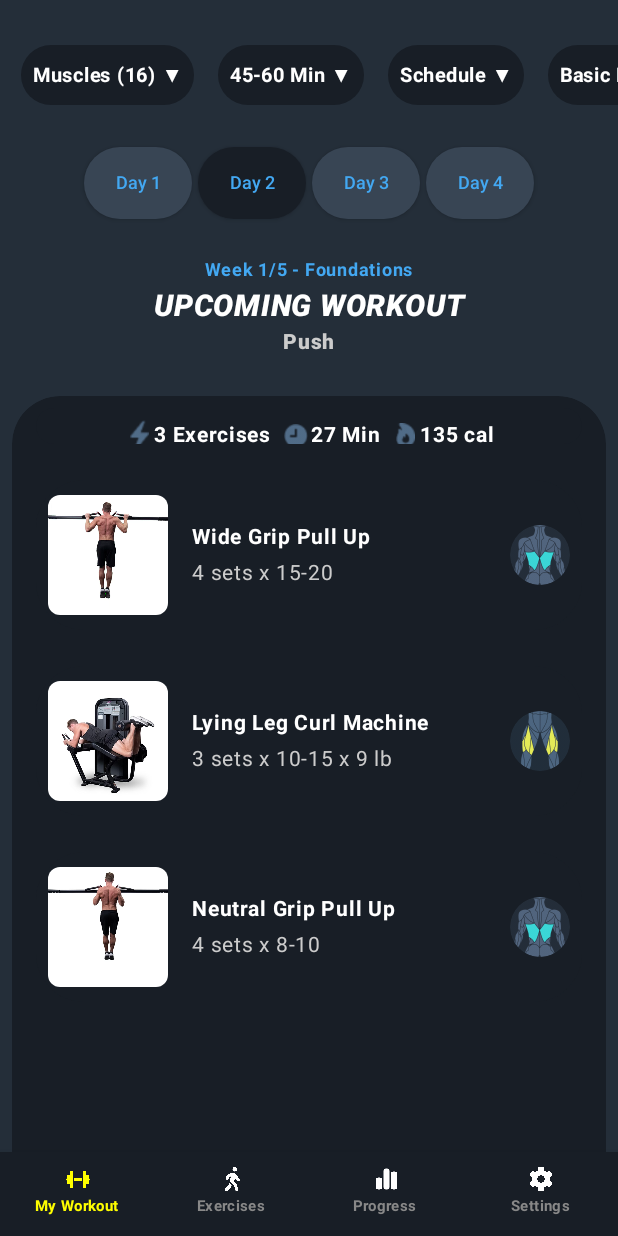
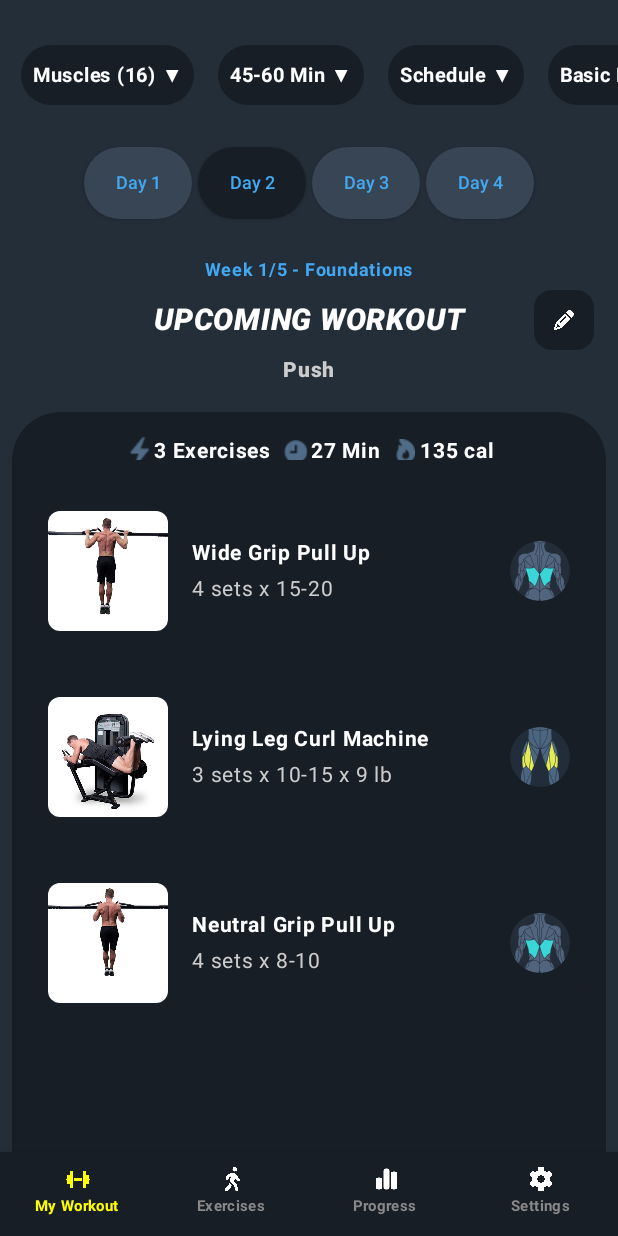
Before and after one commit to itay64/MyWorkoutApp, an Android app built with Jetpack Compose: the screen it shows after launch (MainActivity), after a tap on an icon or button, on a phone screen of 412 x 824 dp. Run offline under Robolectric (Android 15) with nearby library versions, the phone set to English and light mode, and no system bars.

Commit message:
Added the Pencil Icon, swapped the exercises of day 1 and 3 so when you open the app you see the full thing.

```diff
--- a/app/src/main/java/gg/pignet/myworkoutapp/ui/Days.kt
+++ b/app/src/main/java/gg/pignet/myworkoutapp/ui/Days.kt
@@ -87,6 +87,6 @@ fun Days( activity: MainActivity){
 
     Spacer(modifier = Modifier.height(32.dp))
     WeekAndUpComingWorkoutTitle()
-    Spacer(modifier = Modifier.height(24.dp))
+    Spacer(modifier = Modifier.height(16.dp))
     WorkoutContent(currentWorkout, activity)
 }
--- a/app/src/main/java/gg/pignet/myworkoutapp/ui/Title.kt
+++ b/app/src/main/java/gg/pignet/myworkoutapp/ui/Title.kt
@@ -1,25 +1,36 @@
 package gg.pignet.myworkoutapp.ui
 
+import androidx.compose.foundation.background
+import androidx.compose.foundation.layout.Arrangement
 import androidx.compose.foundation.layout.Box
 import androidx.compose.foundation.layout.Column
-import androidx.compose.foundation.layout.Row
 import androidx.compose.foundation.layout.Spacer
 import androidx.compose.foundation.layout.fillMaxWidth
+import androidx.compose.foundation.layout.padding
+import androidx.compose.foundation.layout.size
+import androidx.compose.foundation.layout.width
+import androidx.compose.foundation.shape.RoundedCornerShape
+import androidx.compose.material.Icon
 import androidx.compose.material.Text
 import androidx.compose.runtime.Composable
 import androidx.compose.ui.Alignment
 import androidx.compose.ui.Modifier
 import androidx.compose.ui.graphics.Color
+import androidx.compose.ui.res.painterResource
 import androidx.compose.ui.text.font.FontStyle
 import androidx.compose.ui.text.font.FontWeight
+import androidx.compose.ui.unit.dp
 import androidx.compose.ui.unit.sp
+import gg.pignet.myworkoutapp.R
 import gg.pignet.myworkoutapp.color.BlueTextColor
+import gg.pignet.myworkoutapp.color.SecondaryColor
 
 @Composable
 fun WeekAndUpComingWorkoutTitle() {
     Column(
         modifier = Modifier.fillMaxWidth(),
-        horizontalAlignment = Alignment.CenterHorizontally
+        horizontalAlignment = Alignment.CenterHorizontally,
+        verticalArrangement = Arrangement.spacedBy(1.dp)
     ) {
         Text(
             text = "Week 1/5 - Foundations",
@@ -27,20 +38,40 @@ fun WeekAndUpComingWorkoutTitle() {
             fontSize = 12.sp,
             fontWeight = FontWeight.Bold
         )
+
+        Box(
+            modifier = Modifier
+                .fillMaxWidth()
+                .padding(horizontal = 16.dp)
+        ) {
             Text(
                 text = "UPCOMING WORKOUT",
                 color = Color.White,
                 fontSize = 20.sp,
                 fontWeight = FontWeight.ExtraBold,
-            fontStyle = FontStyle.Italic
+                fontStyle = FontStyle.Italic,
+                modifier = Modifier.align(Alignment.Center)
             )
+
+            // Spacer to push the icon to the right
+            Spacer(modifier = Modifier.width(8.dp))
+
+            Icon(
+                painter = painterResource(R.drawable.pencil),
+                contentDescription = null,
+                modifier = Modifier
+                    .align(Alignment.CenterEnd) // This makes the icon go to the right side
+                    .background(SecondaryColor, RoundedCornerShape(12.dp))
+                    .size(40.dp),
+                tint = Color.White
+            )
+        }
+
         Text(
             text = "Push",
             color = Color.LightGray,
             fontSize = 14.sp,
             fontWeight = FontWeight.Black,
         )
-
-
     }
 }
```
Also changed, not shown: app/src/main/assets/workouts.json (+60 -60 lines), app/src/main/res/drawable/pencil.png (added). Lines whose indentation alone changed are shown as unchanged.
